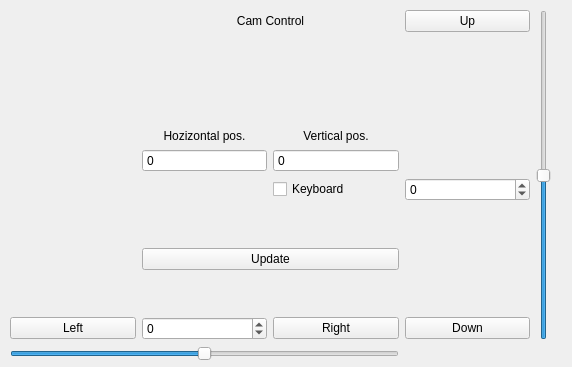
First picture: the form in rover_cam_control/resource/cam_control.ui, repository robotique-udes/rover, before the edit.
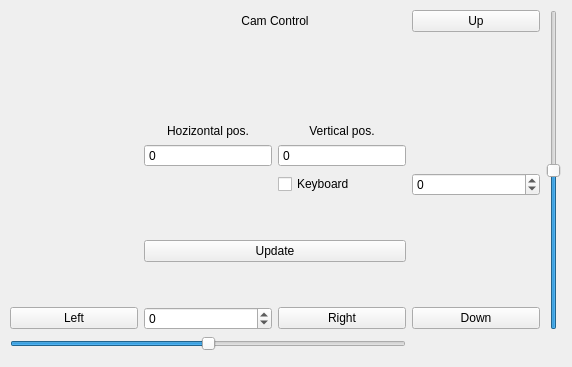
Second picture: the form after the edit.

Commit message: Linked keyboard checkbox and Update btn

```diff
--- a/rover_cam_control/resource/cam_control.ui
+++ b/rover_cam_control/resource/cam_control.ui
@@ -18,8 +18,8 @@
     <rect>
      <x>10</x>
      <y>10</y>
-     <width>541</width>
-     <height>351</height>
+     <width>551</width>
+     <height>341</height>
     </rect>
    </property>
    <layout class="QGridLayout" name="gridLayout">
@@ -205,6 +205,12 @@
       <property name="buttonSymbols">
        <enum>QAbstractSpinBox::NoButtons</enum>
       </property>
+      <property name="minimum">
+       <number>-180</number>
+      </property>
+      <property name="maximum">
+       <number>180</number>
+      </property>
      </widget>
     </item>
     <item row="7" column="3">
@@ -221,6 +227,12 @@
       <property name="buttonSymbols">
        <enum>QAbstractSpinBox::NoButtons</enum>
       </property>
+      <property name="minimum">
+       <number>-90</number>
+      </property>
+      <property name="maximum">
+       <number>90</number>
+      </property>
      </widget>
     </item>
     <item row="6" column="4">
```
The commit also changes 1 other file.
